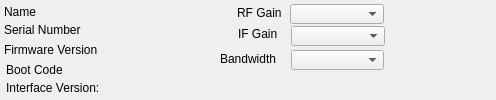
Before: the Qt Designer form plugins/RFSpaceDevice/sdriqoptions.ui in oldscienceguy/PebbleSDR, drawn with Qt 5.
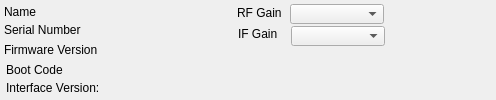
After: the same form once the commit is applied.

Patch:
```diff
--- a/plugins/RFSpaceDevice/sdriqoptions.ui
+++ b/plugins/RFSpaceDevice/sdriqoptions.ui
@@ -69,34 +69,6 @@
     </font>
    </property>
   </widget>
-  <widget class="QLabel" name="label_3">
-   <property name="geometry">
-    <rect>
-     <x>220</x>
-     <y>51</y>
-     <width>71</width>
-     <height>16</height>
-    </rect>
-   </property>
-   <property name="text">
-    <string>Bandwidth</string>
-   </property>
-  </widget>
-  <widget class="QComboBox" name="bandwidthBox">
-   <property name="geometry">
-    <rect>
-     <x>291</x>
-     <y>50</y>
-     <width>93</width>
-     <height>20</height>
-    </rect>
-   </property>
-   <property name="font">
-    <font>
-     <pointsize>7</pointsize>
-    </font>
-   </property>
-  </widget>
   <widget class="QLabel" name="nameLabel">
    <property name="geometry">
     <rect>
```
Left out of the diff: 4 changed lines with no effect on the pictures.
